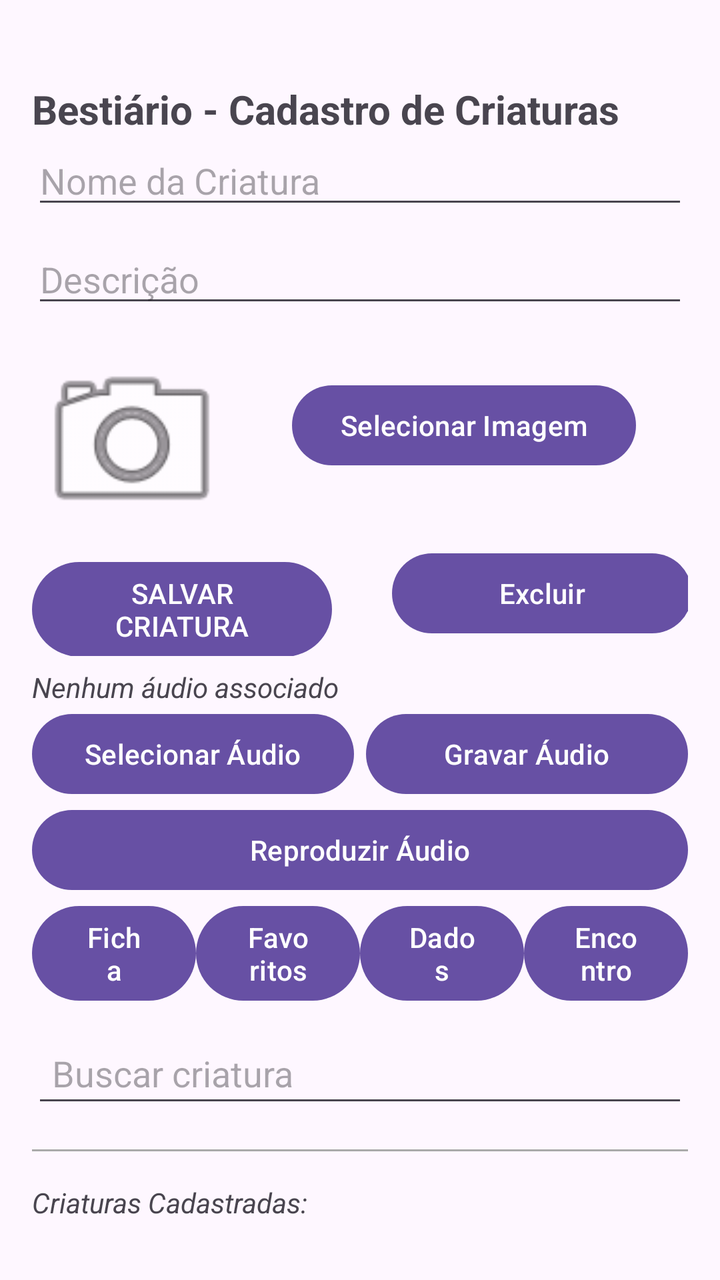
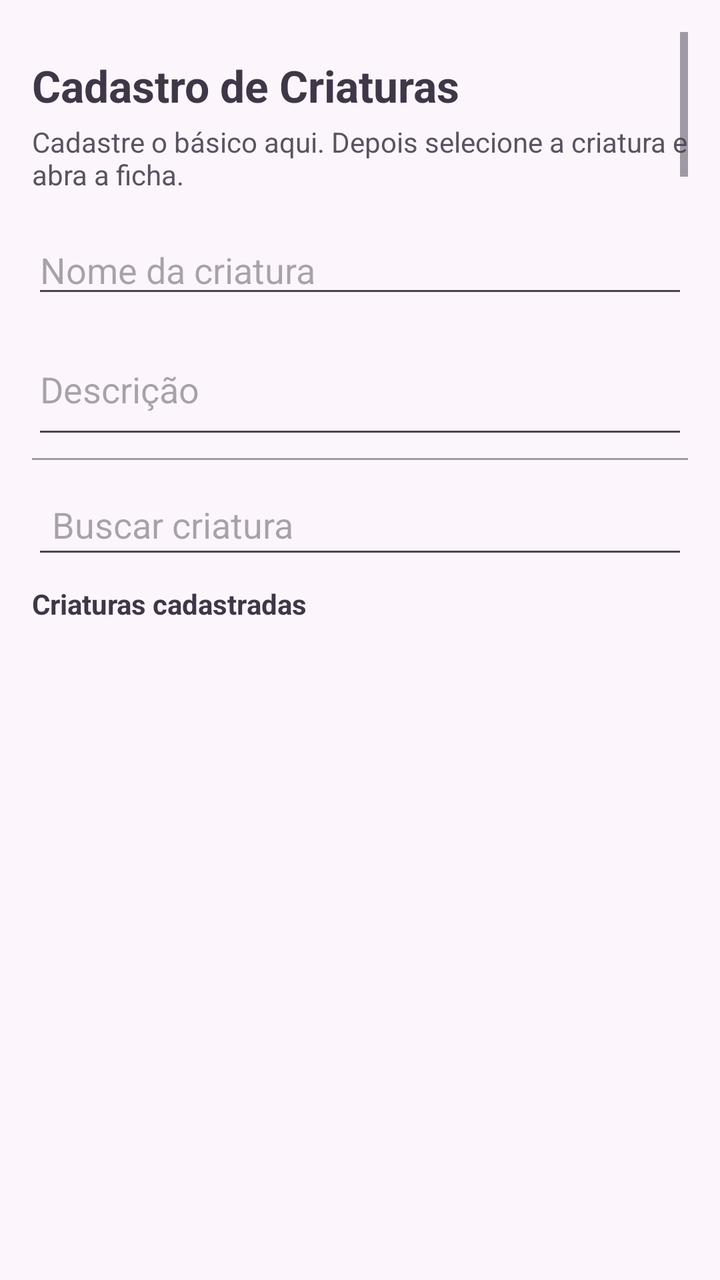

Compare the two renders of this Android layout. The source of the first and the diff that turns it into the second are given below.
<!-- AndroidManifest.xml: application theme Theme.BDRoomComCamera -->
<!-- res/layout/activity_racas.xml -->
<?xml version="1.0" encoding="utf-8"?>
<LinearLayout xmlns:android="http://schemas.android.com/apk/res/android"
    android:layout_width="match_parent"
    android:layout_height="match_parent"
    android:orientation="vertical"
    android:padding="16dp">

    <TextView
        android:layout_width="match_parent"
        android:layout_height="wrap_content"
        android:text="Bestiário - Cadastro de Criaturas"
        android:textSize="20sp"
        android:textStyle="bold"
        android:layout_marginTop="25dp" />
    <EditText
        android:id="@+id/edtNomeRaca"
        android:layout_width="match_parent"
        android:layout_height="wrap_content"
        android:hint="Nome da Criatura" />
    <EditText
        android:id="@+id/edtDescricaoRaca"
        android:layout_width="match_parent"
        android:layout_height="wrap_content"
        android:hint="Descrição"
        android:layout_marginTop="8dp" />
    <LinearLayout
        android:layout_width="match_parent"
        android:layout_height="wrap_content">
        <ImageView
            android:id="@+id/imgPreview"
            android:layout_width="100dp"
            android:layout_height="100dp"
            android:layout_gravity="center"
            android:layout_marginTop="8dp"
            android:src="@android:drawable/ic_menu_camera" />
        <Button
            android:id="@+id/btnSelecionarImagem"
            android:layout_width="wrap_content"
            android:layout_height="wrap_content"
            android:layout_marginLeft="30dp"
            android:text="Selecionar Imagem"
            android:layout_gravity="center"/>
    </LinearLayout>
        <LinearLayout
        android:layout_width="match_parent"
        android:layout_height="wrap_content">
        <Button
            android:id="@+id/btnSalvarRaca"
            android:layout_width="150dp"
            android:layout_height="wrap_content"
            android:layout_marginTop="6dp"
            android:text="SALVAR CRIATURA"
            android:textColor="@android:color/white" />
        <Button
            android:id="@+id/btnEcluir"
            android:layout_width="150dp"
            android:layout_height="wrap_content"
            android:layout_marginLeft="30dp"
            android:layout_marginTop="6dp"
            android:text="Excluir" />
    </LinearLayout>
    <TextView
        android:id="@+id/txtNomeAudio"
        android:layout_width="match_parent"
        android:layout_height="wrap_content"
        android:layout_marginTop="6dp"
        android:ellipsize="middle"
        android:maxLines="1"
        android:text="Nenhum áudio associado"
        android:textStyle="italic" />
    <LinearLayout
        android:layout_width="match_parent"
        android:layout_height="wrap_content"
        android:orientation="horizontal">
        <Button
            android:id="@+id/btnSelecionarAudio"
            android:layout_width="0dp"
            android:layout_height="wrap_content"
            android:layout_weight="1"
            android:text="Selecionar Áudio" />
        <Button
            android:id="@+id/btnGravarAudio"
            android:layout_width="0dp"
            android:layout_height="wrap_content"
            android:layout_marginLeft="6dp"
            android:layout_weight="1"
            android:text="Gravar Áudio" />
    </LinearLayout>
    <Button
        android:id="@+id/btnReproduzirAudio"
        android:layout_width="match_parent"
        android:layout_height="wrap_content"
        android:text="Reproduzir Áudio" />
    <LinearLayout
        android:layout_width="match_parent"
        android:layout_height="wrap_content"
        android:orientation="horizontal">
        <Button
            android:id="@+id/btnFicha"
            android:layout_width="0dp"
            android:layout_height="wrap_content"
            android:layout_weight="1"
            android:text="Ficha" />
        <Button
            android:id="@+id/btnFavoritos"
            android:layout_width="0dp"
            android:layout_height="wrap_content"
            android:layout_weight="1"
            android:text="Favoritos" />
        <Button
            android:id="@+id/btnDados"
            android:layout_width="0dp"
            android:layout_height="wrap_content"
            android:layout_weight="1"
            android:text="Dados" />
        <Button
            android:id="@+id/btnEncontro"
            android:layout_width="0dp"
            android:layout_height="wrap_content"
            android:layout_weight="1"
            android:text="Encontro" />
    </LinearLayout>
    <EditText
        android:id="@+id/edtBuscar"
        android:layout_width="match_parent"
        android:layout_height="wrap_content"
        android:hint="Buscar criatura"
        android:padding="10dp"
        android:layout_marginTop="10dp"/>

    <View
        android:layout_width="match_parent"
        android:layout_height="1dp"
        android:background="@android:color/darker_gray"
        android:layout_marginVertical="16dp" />

    <TextView
        android:layout_width="match_parent"
        android:layout_height="wrap_content"
        android:text="Criaturas Cadastradas:"
        android:textStyle="italic" />

    <ListView
        android:id="@+id/lvRacas"
        android:layout_width="match_parent"
        android:layout_height="0dp"
        android:layout_marginTop="8dp"
        android:layout_weight="1" />


</LinearLayout>
<!-- resources referenced by this layout -->
<resources>
  <style name="Theme.BDRoomComCamera" parent="Base.Theme.BDRoomComCamera" />
  <style name="Base.Theme.BDRoomComCamera" parent="Theme.Material3.DayNight.NoActionBar">
          
          
      </style>
</resources>

<!-- the commit's change to res/layout/activity_racas.xml (unified diff, before → after) -->
@@ -2,150 +2,207 @@
 <LinearLayout xmlns:android="http://schemas.android.com/apk/res/android"
     android:layout_width="match_parent"
     android:layout_height="match_parent"
+    android:background="@color/app_background"
     android:orientation="vertical"
     android:padding="16dp">
 
-    <TextView
-        android:layout_width="match_parent"
-        android:layout_height="wrap_content"
-        android:text="Bestiário - Cadastro de Criaturas"
-        android:textSize="20sp"
-        android:textStyle="bold"
-        android:layout_marginTop="25dp" />
-    <EditText
-        android:id="@+id/edtNomeRaca"
-        android:layout_width="match_parent"
-        android:layout_height="wrap_content"
-        android:hint="Nome da Criatura" />
-    <EditText
-        android:id="@+id/edtDescricaoRaca"
-        android:layout_width="match_parent"
-        android:layout_height="wrap_content"
-        android:hint="Descrição"
-        android:layout_marginTop="8dp" />
-    <LinearLayout
-        android:layout_width="match_parent"
-        android:layout_height="wrap_content">
-        <ImageView
-            android:id="@+id/imgPreview"
-            android:layout_width="100dp"
-            android:layout_height="100dp"
-            android:layout_gravity="center"
-            android:layout_marginTop="8dp"
-            android:src="@android:drawable/ic_menu_camera" />
-        <Button
-            android:id="@+id/btnSelecionarImagem"
-            android:layout_width="wrap_content"
+    <ScrollView
+        android:layout_width="match_parent"
+        android:layout_height="0dp"
+        android:layout_weight="2"
+        android:fillViewport="false">
+
+        <LinearLayout
+            android:layout_width="match_parent"
             android:layout_height="wrap_content"
-            android:layout_marginLeft="30dp"
-            android:text="Selecionar Imagem"
-            android:layout_gravity="center"/>
-    </LinearLayout>
-        <LinearLayout
-        android:layout_width="match_parent"
-        android:layout_height="wrap_content">
-        <Button
-            android:id="@+id/btnSalvarRaca"
-            android:layout_width="150dp"
-            android:layout_height="wrap_content"
-            android:layout_marginTop="6dp"
-            android:text="SALVAR CRIATURA"
-            android:textColor="@android:color/white" />
-        <Button
-            android:id="@+id/btnEcluir"
-            android:layout_width="150dp"
-            android:layout_height="wrap_content"
-            android:layout_marginLeft="30dp"
-            android:layout_marginTop="6dp"
-            android:text="Excluir" />
-    </LinearLayout>
-    <TextView
-        android:id="@+id/txtNomeAudio"
-        android:layout_width="match_parent"
-        android:layout_height="wrap_content"
-        android:layout_marginTop="6dp"
-        android:ellipsize="middle"
-        android:maxLines="1"
-        android:text="Nenhum áudio associado"
-        android:textStyle="italic" />
-    <LinearLayout
-        android:layout_width="match_parent"
-        android:layout_height="wrap_content"
-        android:orientation="horizontal">
-        <Button
-            android:id="@+id/btnSelecionarAudio"
-            android:layout_width="0dp"
-            android:layout_height="wrap_content"
-            android:layout_weight="1"
-            android:text="Selecionar Áudio" />
-        <Button
-            android:id="@+id/btnGravarAudio"
-            android:layout_width="0dp"
-            android:layout_height="wrap_content"
-            android:layout_marginLeft="6dp"
-            android:layout_weight="1"
-            android:text="Gravar Áudio" />
-    </LinearLayout>
-    <Button
-        android:id="@+id/btnReproduzirAudio"
-        android:layout_width="match_parent"
-        android:layout_height="wrap_content"
-        android:text="Reproduzir Áudio" />
-    <LinearLayout
-        android:layout_width="match_parent"
-        android:layout_height="wrap_content"
-        android:orientation="horizontal">
-        <Button
-            android:id="@+id/btnFicha"
-            android:layout_width="0dp"
-            android:layout_height="wrap_content"
-            android:layout_weight="1"
-            android:text="Ficha" />
-        <Button
-            android:id="@+id/btnFavoritos"
-            android:layout_width="0dp"
-            android:layout_height="wrap_content"
-            android:layout_weight="1"
-            android:text="Favoritos" />
-        <Button
-            android:id="@+id/btnDados"
-            android:layout_width="0dp"
-            android:layout_height="wrap_content"
-            android:layout_weight="1"
-            android:text="Dados" />
-        <Button
-            android:id="@+id/btnEncontro"
-            android:layout_width="0dp"
-            android:layout_height="wrap_content"
-            android:layout_weight="1"
-            android:text="Encontro" />
-    </LinearLayout>
+            android:orientation="vertical">
+
+            <TextView
+                android:layout_width="match_parent"
+                android:layout_height="wrap_content"
+                android:layout_marginTop="12dp"
+                android:text="Cadastro de Criaturas"
+                android:textColor="@color/app_text_primary"
+                android:textSize="22sp"
+                android:textStyle="bold" />
+
+            <TextView
+                android:layout_width="match_parent"
+                android:layout_height="wrap_content"
+                android:layout_marginTop="4dp"
+                android:text="Cadastre o básico aqui. Depois selecione a criatura e abra a ficha."
+                android:textColor="@color/app_text_secondary"
+                android:textSize="14sp" />
+
+            <EditText
+                android:id="@+id/edtNomeRaca"
+                android:layout_width="match_parent"
+                android:layout_height="wrap_content"
+                android:layout_marginTop="16dp"
+                android:hint="Nome da criatura"
+                android:inputType="textCapWords"
+                android:singleLine="true" />
+
+            <EditText
+                android:id="@+id/edtDescricaoRaca"
+                android:layout_width="match_parent"
+                android:layout_height="wrap_content"
+                android:layout_marginTop="8dp"
+                android:hint="Descrição"
+                android:inputType="textMultiLine|textCapSentences"
+                android:minLines="2" />
+
+            <LinearLayout
+                android:layout_width="match_parent"
+                android:layout_height="wrap_content"
+                android:layout_marginTop="12dp"
+                android:gravity="center_vertical"
+                android:orientation="horizontal">
+
+                <ImageView
+                    android:id="@+id/imgPreview"
+                    android:layout_width="96dp"
+                    android:layout_height="96dp"
+                    android:contentDescription="Imagem da criatura"
+                    android:scaleType="centerInside"
+                    android:src="@android:drawable/ic_menu_camera" />
+
+                <Button
+                    android:id="@+id/btnSelecionarImagem"
+                    android:layout_width="0dp"
+                    android:layout_height="wrap_content"
+                    android:layout_marginLeft="16dp"
+                    android:layout_weight="1"
+                    android:text="Selecionar imagem" />
+            </LinearLayout>
+
+            <TextView
+                android:id="@+id/txtNomeAudio"
+                android:layout_width="match_parent"
+                android:layout_height="wrap_content"
+                android:layout_marginTop="10dp"
+                android:ellipsize="middle"
+                android:maxLines="1"
+                android:text="Nenhum áudio associado"
+                android:textColor="@color/app_text_secondary"
+                android:textStyle="italic" />
+
+            <LinearLayout
+                android:layout_width="match_parent"
+                android:layout_height="wrap_content"
+                android:orientation="horizontal">
+
+                <Button
+                    android:id="@+id/btnSelecionarAudio"
+                    android:layout_width="0dp"
+                    android:layout_height="wrap_content"
+                    android:layout_weight="1"
+                    android:text="Selecionar áudio" />
+
+                <Button
+                    android:id="@+id/btnGravarAudio"
+                    android:layout_width="0dp"
+                    android:layout_height="wrap_content"
+                    android:layout_marginLeft="8dp"
+                    android:layout_weight="1"
+                    android:text="Gravar áudio" />
+            </LinearLayout>
+
+            <Button
+                android:id="@+id/btnReproduzirAudio"
+                android:layout_width="match_parent"
+                android:layout_height="wrap_content"
+                android:text="Reproduzir áudio" />
+
+            <LinearLayout
+                android:layout_width="match_parent"
+                android:layout_height="wrap_content"
+                android:layout_marginTop="8dp"
+                android:orientation="horizontal">
+
+                <Button
+                    android:id="@+id/btnSalvarRaca"
+                    android:layout_width="0dp"
+                    android:layout_height="wrap_content"
+                    android:layout_marginRight="8dp"
+                    android:layout_weight="1"
+                    android:text="Salvar" />
+
+                <Button
+                    android:id="@+id/btnEcluir"
+                    android:layout_width="0dp"
+                    android:layout_height="wrap_content"
+                    android:layout_weight="1"
+                    android:text="Excluir" />
+            </LinearLayout>
+
+            <LinearLayout
+                android:layout_width="match_parent"
+                android:layout_height="wrap_content"
+                android:orientation="horizontal">
+
+                <Button
+                    android:id="@+id/btnFicha"
+                    android:layout_width="0dp"
+                    android:layout_height="wrap_content"
+                    android:layout_weight="1"
+                    android:text="Ficha" />
+
+                <Button
+                    android:id="@+id/btnFavoritos"
+                    android:layout_width="0dp"
+                    android:layout_height="wrap_content"
+                    android:layout_marginLeft="4dp"
+                    android:layout_weight="1"
+                    android:text="Fav." />
+
+                <Button
+                    android:id="@+id/btnDados"
+                    android:layout_width="0dp"
+                    android:layout_height="wrap_content"
+                    android:layout_marginLeft="4dp"
+                    android:layout_weight="1"
+                    android:text="Dados" />
+
+                <Button
+                    android:id="@+id/btnEncontro"
+                    android:layout_width="0dp"
+                    android:layout_height="wrap_content"
+                    android:layout_marginLeft="4dp"
+                    android:layout_weight="1"
+                    android:text="Encontro" />
+            </LinearLayout>
+        </LinearLayout>
+    </ScrollView>
+
+    <View
+        android:layout_width="match_parent"
+        android:layout_height="1dp"
+        android:layout_marginVertical="10dp"
+        android:background="@color/app_divider" />
+
     <EditText
         android:id="@+id/edtBuscar"
         android:layout_width="match_parent"
         android:layout_height="wrap_content"
         android:hint="Buscar criatura"
+        android:inputType="textCapSentences"
         android:padding="10dp"
-        android:layout_marginTop="10dp"/>
-
-    <View
-        android:layout_width="match_parent"
-        android:layout_height="1dp"
-        android:background="@android:color/darker_gray"
-        android:layout_marginVertical="16dp" />
+        android:singleLine="true" />
 
     <TextView
         android:layout_width="match_parent"
         android:layout_height="wrap_content"
-        android:text="Criaturas Cadastradas:"
-        android:textStyle="italic" />
+        android:layout_marginTop="8dp"
+        android:text="Criaturas cadastradas"
+        android:textColor="@color/app_text_primary"
+        android:textStyle="bold" />
 
     <ListView
         android:id="@+id/lvRacas"
         android:layout_width="match_parent"
         android:layout_height="0dp"
         android:layout_marginTop="8dp"
-        android:layout_weight="1" />
-
+        android:layout_weight="3" />
 
 </LinearLayout>
<!-- resource entries referenced after the edit -->
@@ -1,5 +1,9 @@
 <!-- resources referenced by this layout -->
 <resources>
+  <color name="app_background">#FCF6FC</color>
+  <color name="app_divider">#9E9E9E</color>
+  <color name="app_text_primary">#3F3748</color>
+  <color name="app_text_secondary">#5A5361</color>
   <style name="Theme.BDRoomComCamera" parent="Base.Theme.BDRoomComCamera" />
   <style name="Base.Theme.BDRoomComCamera" parent="Theme.Material3.DayNight.NoActionBar">
           
